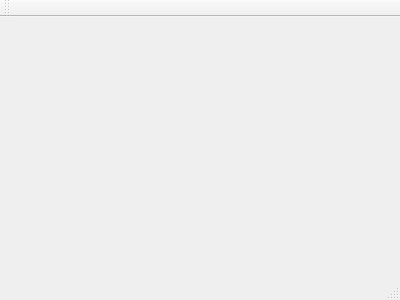
Old version of the form JoystickToKeyboard/mainwindow.ui in the repository Dajana9/JoystickToKeyboard.
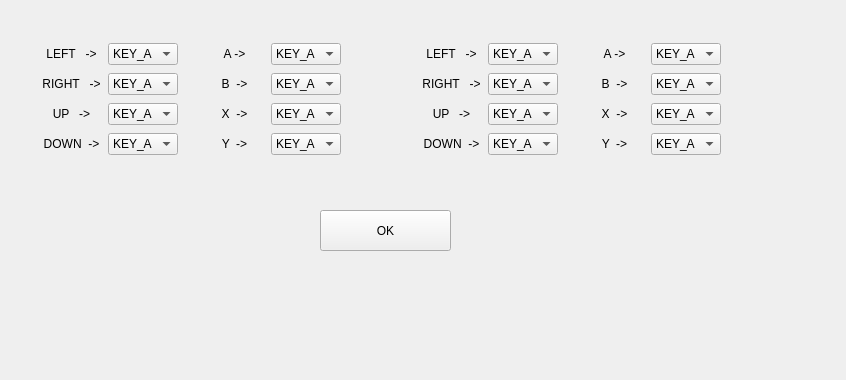
New version of the form.

Patch:
```diff
--- a/JoystickToKeyboard/mainwindow.ui
+++ b/JoystickToKeyboard/mainwindow.ui
@@ -1,24 +1,711 @@
 <ui version="4.0">
  <class>MainWindow</class>
- <widget class="QMainWindow" name="MainWindow" >
-  <property name="geometry" >
+ <widget class="QMainWindow" name="MainWindow">
+  <property name="geometry">
    <rect>
     <x>0</x>
     <y>0</y>
-    <width>400</width>
-    <height>300</height>
+    <width>846</width>
+    <height>380</height>
    </rect>
   </property>
   <property name="windowTitle" >
    <string>MainWindow</string>
   </property>
-  <widget class="QMenuBar" name="menuBar" />
-  <widget class="QToolBar" name="mainToolBar" />
-  <widget class="QWidget" name="centralWidget" />
-  <widget class="QStatusBar" name="statusBar" />
+  <widget class="QWidget" name="centralWidget">
+   <widget class="QPushButton" name="OkButton">
+    <property name="geometry">
+     <rect>
+      <x>320</x>
+      <y>210</y>
+      <width>131</width>
+      <height>41</height>
+     </rect>
+    </property>
+    <property name="text">
+     <string>OK</string>
+    </property>
+   </widget>
+   <widget class="QWidget" name="layoutWidget">
+    <property name="geometry">
+     <rect>
+      <x>30</x>
+      <y>30</y>
+      <width>322</width>
+      <height>138</height>
+     </rect>
+    </property>
+    <layout class="QHBoxLayout" name="horizontalLayout_16">
+     <item>
+      <layout class="QVBoxLayout" name="verticalLayout">
+       <item>
+        <layout class="QHBoxLayout" name="horizontalLayout">
+         <item>
+          <widget class="QLabel" name="label">
+           <property name="text">
+            <string>LEFT   -&gt;</string>
+           </property>
+           <property name="alignment">
+            <set>Qt::AlignCenter</set>
+           </property>
+          </widget>
+         </item>
+         <item>
+          <widget class="QComboBox" name="LeftBox">
+           <item>
+            <property name="text">
+             <string>KEY_A</string>
+            </property>
+           </item>
+           <item>
+            <property name="text">
+             <string>KEY_B</string>
+            </property>
+           </item>
+           <item>
+            <property name="text">
+             <string>KEY_C</string>
+            </property>
+           </item>
+           <item>
+            <property name="text">
+             <string>KEY_D</string>
+            </property>
+           </item>
+          </widget>
+         </item>
+        </layout>
+       </item>
+       <item>
+        <layout class="QHBoxLayout" name="horizontalLayout_9">
+         <item>
+          <widget class="QLabel" name="label_9">
+           <property name="text">
+            <string>RIGHT   -&gt;</string>
+           </property>
+           <property name="alignment">
+            <set>Qt::AlignCenter</set>
+           </property>
+          </widget>
+         </item>
+         <item>
+          <widget class="QComboBox" name="RightBox">
+           <item>
+            <property name="text">
+             <string>KEY_A</string>
+            </property>
+           </item>
+           <item>
+            <property name="text">
+             <string>KEY_B</string>
+            </property>
+           </item>
+           <item>
+            <property name="text">
+             <string>KEY_C</string>
+            </property>
+           </item>
+           <item>
+            <property name="text">
+             <string>KEY_D</string>
+            </property>
+           </item>
+          </widget>
+         </item>
+        </layout>
+       </item>
+       <item>
+        <layout class="QHBoxLayout" name="horizontalLayout_10">
+         <item>
+          <widget class="QLabel" name="label_10">
+           <property name="text">
+            <string>UP   -&gt;</string>
+           </property>
+           <property name="alignment">
+            <set>Qt::AlignCenter</set>
+           </property>
+          </widget>
+         </item>
+         <item>
+          <widget class="QComboBox" name="UpBox">
+           <item>
+            <property name="text">
+             <string>KEY_A</string>
+            </property>
+           </item>
+           <item>
+            <property name="text">
+             <string>KEY_B</string>
+            </property>
+           </item>
+           <item>
+            <property name="text">
+             <string>KEY_C</string>
+            </property>
+           </item>
+           <item>
+            <property name="text">
+             <string>KEY_D</string>
+            </property>
+           </item>
+          </widget>
+         </item>
+        </layout>
+       </item>
+       <item>
+        <layout class="QHBoxLayout" name="horizontalLayout_11">
+         <item>
+          <widget class="QLabel" name="label_11">
+           <property name="text">
+            <string>DOWN  -&gt;</string>
+           </property>
+           <property name="alignment">
+            <set>Qt::AlignCenter</set>
+           </property>
+          </widget>
+         </item>
+         <item>
+          <widget class="QComboBox" name="DownBox">
+           <item>
+            <property name="text">
+             <string>KEY_A</string>
+            </property>
+           </item>
+           <item>
+            <property name="text">
+             <string>KEY_B</string>
+            </property>
+           </item>
+           <item>
+            <property name="text">
+             <string>KEY_C</string>
+            </property>
+           </item>
+           <item>
+            <property name="text">
+             <string>KEY_D</string>
+            </property>
+           </item>
+          </widget>
+         </item>
+        </layout>
+       </item>
+      </layout>
+     </item>
+     <item>
+      <spacer name="verticalSpacer">
+       <property name="orientation">
+        <enum>Qt::Vertical</enum>
+       </property>
+       <property name="sizeHint" stdset="0">
+        <size>
+         <width>20</width>
+         <height>40</height>
+        </size>
+       </property>
+      </spacer>
+     </item>
+     <item>
+      <layout class="QVBoxLayout" name="verticalLayout_2">
+       <item>
+        <layout class="QHBoxLayout" name="horizontalLayout_12">
+         <item>
+          <widget class="QLabel" name="label_12">
+           <property name="text">
+            <string>A -&gt;</string>
+           </property>
+           <property name="alignment">
+            <set>Qt::AlignCenter</set>
+           </property>
+          </widget>
+         </item>
+         <item>
+          <widget class="QComboBox" name="ABox">
+           <item>
+            <property name="text">
+             <string>KEY_A</string>
+            </property>
+           </item>
+           <item>
+            <property name="text">
+             <string>KEY_B</string>
+            </property>
+           </item>
+           <item>
+            <property name="text">
+             <string>KEY_C</string>
+            </property>
+           </item>
+           <item>
+            <property name="text">
+             <string>KEY_D</string>
+            </property>
+           </item>
+          </widget>
+         </item>
+        </layout>
+       </item>
+       <item>
+        <layout class="QHBoxLayout" name="horizontalLayout_13">
+         <item>
+          <widget class="QLabel" name="label_13">
+           <property name="text">
+            <string>B  -&gt;</string>
+           </property>
+           <property name="alignment">
+            <set>Qt::AlignCenter</set>
+           </property>
+          </widget>
+         </item>
+         <item>
+          <widget class="QComboBox" name="BBox">
+           <item>
+            <property name="text">
+             <string>KEY_A</string>
+            </property>
+           </item>
+           <item>
+            <property name="text">
+             <string>KEY_B</string>
+            </property>
+           </item>
+           <item>
+            <property name="text">
+             <string>KEY_C</string>
+            </property>
+           </item>
+           <item>
+            <property name="text">
+             <string>KEY_D</string>
+            </property>
+           </item>
+          </widget>
+         </item>
+        </layout>
+       </item>
+       <item>
+        <layout class="QHBoxLayout" name="horizontalLayout_14">
+         <item>
+          <widget class="QLabel" name="label_14">
+           <property name="text">
+            <string>X  -&gt;</string>
+           </property>
+           <property name="alignment">
+            <set>Qt::AlignCenter</set>
+           </property>
+          </widget>
+         </item>
+         <item>
+          <widget class="QComboBox" name="XBox">
+           <item>
+            <property name="text">
+             <string>KEY_A</string>
+            </property>
+           </item>
+           <item>
+            <property name="text">
+             <string>KEY_B</string>
+            </property>
+           </item>
+           <item>
+            <property name="text">
+             <string>KEY_C</string>
+            </property>
+           </item>
+           <item>
+            <property name="text">
+             <string>KEY_D</string>
+            </property>
+           </item>
+          </widget>
+         </item>
+        </layout>
+       </item>
+       <item>
+        <layout class="QHBoxLayout" name="horizontalLayout_15">
+         <item>
+          <widget class="QLabel" name="label_15">
+           <property name="text">
+            <string>Y  -&gt;</string>
+           </property>
+           <property name="alignment">
+            <set>Qt::AlignCenter</set>
+           </property>
+          </widget>
+         </item>
+         <item>
+          <widget class="QComboBox" name="YBox">
+           <item>
+            <property name="text">
+             <string>KEY_A</string>
+            </property>
+           </item>
+           <item>
+            <property name="text">
+             <string>KEY_B</string>
+            </property>
+           </item>
+           <item>
+            <property name="text">
+             <string>KEY_C</string>
+            </property>
+           </item>
+           <item>
+            <property name="text">
+             <string>KEY_D</string>
+            </property>
+           </item>
+          </widget>
+         </item>
+        </layout>
+       </item>
+      </layout>
+     </item>
+    </layout>
+   </widget>
+   <widget class="QWidget" name="layoutWidget_2">
+    <property name="geometry">
+     <rect>
+      <x>410</x>
+      <y>30</y>
+      <width>322</width>
+      <height>138</height>
+     </rect>
+    </property>
+    <layout class="QHBoxLayout" name="horizontalLayout_17">
+     <item>
+      <layout class="QVBoxLayout" name="verticalLayout_3">
+       <item>
+        <layout class="QHBoxLayout" name="horizontalLayout_2">
+         <item>
+          <widget class="QLabel" name="label_2">
+           <property name="text">
+            <string>LEFT   -&gt;</string>
+           </property>
+           <property name="alignment">
+            <set>Qt::AlignCenter</set>
+           </property>
+          </widget>
+         </item>
+         <item>
+          <widget class="QComboBox" name="LeftBox_2">
+           <item>
+            <property name="text">
+             <string>KEY_A</string>
+            </property>
+           </item>
+           <item>
+            <property name="text">
+             <string>KEY_B</string>
+            </property>
+           </item>
+           <item>
+            <property name="text">
+             <string>KEY_C</string>
+            </property>
+           </item>
+           <item>
+            <property name="text">
+             <string>KEY_D</string>
+            </property>
+           </item>
+          </widget>
+         </item>
+        </layout>
+       </item>
+       <item>
+        <layout class="QHBoxLayout" name="horizontalLayout_18">
+         <item>
+          <widget class="QLabel" name="label_16">
+           <property name="text">
+            <string>RIGHT   -&gt;</string>
+           </property>
+           <property name="alignment">
+            <set>Qt::AlignCenter</set>
+           </property>
+          </widget>
+         </item>
+         <item>
+          <widget class="QComboBox" name="RightBox_2">
+           <item>
+            <property name="text">
+             <string>KEY_A</string>
+            </property>
+           </item>
+           <item>
+            <property name="text">
+             <string>KEY_B</string>
+            </property>
+           </item>
+           <item>
+            <property name="text">
+             <string>KEY_C</string>
+            </property>
+           </item>
+           <item>
+            <property name="text">
+             <string>KEY_D</string>
+            </property>
+           </item>
+          </widget>
+         </item>
+        </layout>
+       </item>
+       <item>
+        <layout class="QHBoxLayout" name="horizontalLayout_19">
+         <item>
+          <widget class="QLabel" name="label_17">
+           <property name="text">
+            <string>UP   -&gt;</string>
+           </property>
+           <property name="alignment">
+            <set>Qt::AlignCenter</set>
+           </property>
+          </widget>
+         </item>
+         <item>
+          <widget class="QComboBox" name="UpBox_2">
+           <item>
+            <property name="text">
+             <string>KEY_A</string>
+            </property>
+           </item>
+           <item>
+            <property name="text">
+             <string>KEY_B</string>
+            </property>
+           </item>
+           <item>
+            <property name="text">
+             <string>KEY_C</string>
+            </property>
+           </item>
+           <item>
+            <property name="text">
+             <string>KEY_D</string>
+            </property>
+           </item>
+          </widget>
+         </item>
+        </layout>
+       </item>
+       <item>
+        <layout class="QHBoxLayout" name="horizontalLayout_20">
+         <item>
+          <widget class="QLabel" name="label_18">
+           <property name="text">
+            <string>DOWN  -&gt;</string>
+           </property>
+           <property name="alignment">
+            <set>Qt::AlignCenter</set>
+           </property>
+          </widget>
+         </item>
+         <item>
+          <widget class="QComboBox" name="DownBox_2">
+           <item>
+            <property name="text">
+             <string>KEY_A</string>
+            </property>
+           </item>
+           <item>
+            <property name="text">
+             <string>KEY_B</string>
+            </property>
+           </item>
+           <item>
+            <property name="text">
+             <string>KEY_C</string>
+            </property>
+           </item>
+           <item>
+            <property name="text">
+             <string>KEY_D</string>
+            </property>
+           </item>
+          </widget>
+         </item>
+        </layout>
+       </item>
+      </layout>
+     </item>
+     <item>
+      <spacer name="verticalSpacer_2">
+       <property name="orientation">
+        <enum>Qt::Vertical</enum>
+       </property>
+       <property name="sizeHint" stdset="0">
+        <size>
+         <width>20</width>
+         <height>40</height>
+        </size>
+       </property>
+      </spacer>
+     </item>
+     <item>
+      <layout class="QVBoxLayout" name="verticalLayout_4">
+       <item>
+        <layout class="QHBoxLayout" name="horizontalLayout_21">
+         <item>
+          <widget class="QLabel" name="label_19">
+           <property name="text">
+            <string>A -&gt;</string>
+           </property>
+           <property name="alignment">
+            <set>Qt::AlignCenter</set>
+           </property>
+          </widget>
+         </item>
+         <item>
+          <widget class="QComboBox" name="ABox_2">
+           <item>
+            <property name="text">
+             <string>KEY_A</string>
+            </property>
+           </item>
+           <item>
+            <property name="text">
+             <string>KEY_B</string>
+            </property>
+           </item>
+           <item>
+            <property name="text">
+             <string>KEY_C</string>
+            </property>
+           </item>
+           <item>
+            <property name="text">
+             <string>KEY_D</string>
+            </property>
+           </item>
+          </widget>
+         </item>
+        </layout>
+       </item>
+       <item>
+        <layout class="QHBoxLayout" name="horizontalLayout_22">
+         <item>
+          <widget class="QLabel" name="label_20">
+           <property name="text">
+            <string>B  -&gt;</string>
+           </property>
+           <property name="alignment">
+            <set>Qt::AlignCenter</set>
+           </property>
+          </widget>
+         </item>
+         <item>
+          <widget class="QComboBox" name="BBox_2">
+           <item>
+            <property name="text">
+             <string>KEY_A</string>
+            </property>
+           </item>
+           <item>
+            <property name="text">
+             <string>KEY_B</string>
+            </property>
+           </item>
+           <item>
+            <property name="text">
+             <string>KEY_C</string>
+            </property>
+           </item>
+           <item>
+            <property name="text">
+             <string>KEY_D</string>
+            </property>
+           </item>
+          </widget>
+         </item>
+        </layout>
+       </item>
+       <item>
+        <layout class="QHBoxLayout" name="horizontalLayout_23">
+         <item>
+          <widget class="QLabel" name="label_21">
+           <property name="text">
+            <string>X  -&gt;</string>
+           </property>
+           <property name="alignment">
+            <set>Qt::AlignCenter</set>
+           </property>
+          </widget>
+         </item>
+         <item>
+          <widget class="QComboBox" name="XBox_2">
+           <item>
+            <property name="text">
+             <string>KEY_A</string>
+            </property>
+           </item>
+           <item>
+            <property name="text">
+             <string>KEY_B</string>
+            </property>
+           </item>
+           <item>
+            <property name="text">
+             <string>KEY_C</string>
+            </property>
+           </item>
+           <item>
+            <property name="text">
+             <string>KEY_D</string>
+            </property>
+           </item>
+          </widget>
+         </item>
+        </layout>
+       </item>
+       <item>
+        <layout class="QHBoxLayout" name="horizontalLayout_24">
+         <item>
+          <widget class="QLabel" name="label_22">
+           <property name="text">
+            <string>Y  -&gt;</string>
+           </property>
+           <property name="alignment">
+            <set>Qt::AlignCenter</set>
+           </property>
+          </widget>
+         </item>
+         <item>
+          <widget class="QComboBox" name="YBox_2">
+           <item>
+            <property name="text">
+             <string>KEY_A</string>
+            </property>
+           </item>
+           <item>
+            <property name="text">
+             <string>KEY_B</string>
+            </property>
+           </item>
+           <item>
+            <property name="text">
+             <string>KEY_C</string>
+            </property>
+           </item>
+           <item>
+            <property name="text">
+             <string>KEY_D</string>
+            </property>
+           </item>
+          </widget>
+         </item>
+        </layout>
+       </item>
+      </layout>
+     </item>
+    </layout>
+   </widget>
+   <zorder>layoutWidget</zorder>
+   <zorder>OkButton</zorder>
+   <zorder>layoutWidget_2</zorder>
+  </widget>
  </widget>
- <layoutDefault spacing="6" margin="11" />
- <pixmapfunction></pixmapfunction>
+ <layoutdefault spacing="6" margin="11"/>
  <resources/>
  <connections/>
 </ui>
```
Left out of the diff: 3 changed lines with no effect on the pictures.
